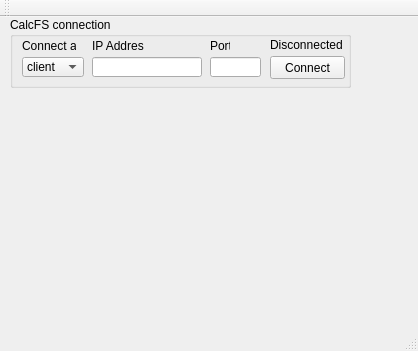
This is dsu_osis/mainwindow.ui in omishukov/dsu_osis as Qt 5 draws it before an edit. The edited form follows.
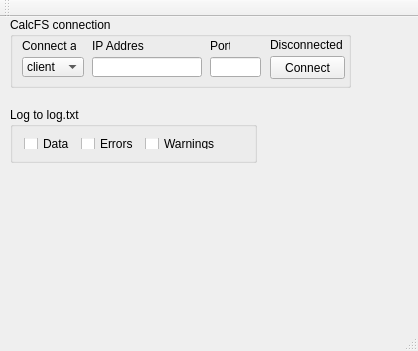
This is the edited form.

```diff
--- a/dsu_osis/mainwindow.ui
+++ b/dsu_osis/mainwindow.ui
@@ -156,6 +156,59 @@
      </property>
     </widget>
    </widget>
+   <widget class="QGroupBox" name="Logging">
+    <property name="geometry">
+     <rect>
+      <x>10</x>
+      <y>90</y>
+      <width>247</width>
+      <height>56</height>
+     </rect>
+    </property>
+    <property name="title">
+     <string>Log to log.txt</string>
+    </property>
+    <layout class="QHBoxLayout" name="horizontalLayout">
+     <item>
+      <widget class="QCheckBox" name="LogDataCB">
+       <property name="text">
+        <string>Data</string>
+       </property>
+      </widget>
+     </item>
+     <item>
+      <widget class="QCheckBox" name="LogErrorCB">
+       <property name="text">
+        <string>Errors</string>
+       </property>
+      </widget>
+     </item>
+     <item>
+      <widget class="QCheckBox" name="LogWarningCB">
+       <property name="text">
+        <string>Warnings</string>
+       </property>
+      </widget>
+     </item>
+     <item>
+      <spacer name="horizontalSpacer">
+       <property name="orientation">
+        <enum>Qt::Horizontal</enum>
+       </property>
+       <property name="sizeHint" stdset="0">
+        <size>
+         <width>40</width>
+         <height>20</height>
+        </size>
+       </property>
+      </spacer>
+     </item>
+    </layout>
+   </widget>
+   <zorder>Connection</zorder>
+   <zorder>Logging</zorder>
+   <zorder>verticalSpacer</zorder>
+   <zorder>Logging</zorder>
   </widget>
   <widget class="QMenuBar" name="menuBar">
    <property name="geometry">
```
Left out of the diff: 4 changed lines with no effect on the pictures.
